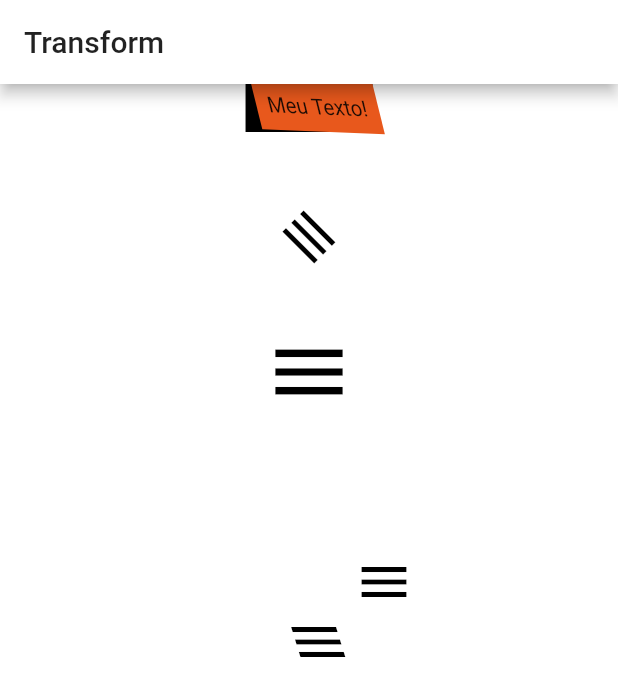
After one commit to charleslana/flutter_snippets, a Flutter app: the SnippetTransform screen opened directly, on a phone screen of 412 x 824 dp. The commit adds this screen. Shown: the top 696 px of the screen. Run offline on Flutter 3.47's test engine with Material 2 defaults, Android fonts, the phone set to English and light mode, and no system bars; our stand-ins replace shared_preferences; accounts and stored records are empty; generated files the repository leaves out were written again.

Commit message:
feat(snippets): update

```diff
--- a/lib/src/constants/app_constants.dart
+++ b/lib/src/constants/app_constants.dart
@@ -81,4 +81,5 @@ class AppConstants {
       'widget_animated_default_text_style';
   static final txtSnippetWidgetCustomPaint = 'widget_custom_paint';
   static final txtSnippetWidgetRotatingCircle = 'widget_rotating_circle';
+  static final txtSnippetWidgetTransform = 'widget_transform';
 }
--- a/lib/src/l10n/app_en.arb
+++ b/lib/src/l10n/app_en.arb
@@ -122,5 +122,6 @@
     "menuAnimationAnimatedDefaultTextStyle": "AnimatedDefaultTextStyle",
     "menuAnimationCustomPaint": "CustomPaint",
     "menuAnimationRotatingCircle": "RotatingCircle",
+    "menuAnimationTransform": "Transform",
     "tipRotatedBox": "The RotatedBox widget is used to rotate its child by a integral number of quarter turns. It is used to orient it’s child widgets into either horizontal or vertical orientation. Furthermore, it is very lightweight and can be used for designing various UI as it gives flexibility to the user over the Design of the app."
 }
--- a/lib/src/l10n/app_es.arb
+++ b/lib/src/l10n/app_es.arb
@@ -104,5 +104,6 @@
     "menuAnimationAnimatedDefaultTextStyle": "AnimatedDefaultTextStyle",
     "menuAnimationCustomPaint": "CustomPaint",
     "menuAnimationRotatingCircle": "RotatingCircle",
+    "menuAnimationTransform": "Transformar",
     "tipRotatedBox": "El widget RotatedBox se utiliza para rotar a su hijo en un número entero de cuartos de vuelta. Se utiliza para orientar los widgets secundarios en orientación horizontal o vertical. Además, es muy liviano y se puede usar para diseñar varias UI, ya que brinda flexibilidad al usuario sobre el diseño de la aplicación."
 }
--- a/lib/src/l10n/app_pt.arb
+++ b/lib/src/l10n/app_pt.arb
@@ -104,5 +104,6 @@
     "menuAnimationAnimatedDefaultTextStyle": "AnimatedDefaultTextStyle",
     "menuAnimationCustomPaint": "CustomPaint",
     "menuAnimationRotatingCircle": "RotatingCircle",
+    "menuAnimationTransform": "Transformar",
     "tipRotatedBox": "O widget RotatedBox é usado para girar seu filho por um número inteiro de quartos de volta. Ele é usado para orientar seus widgets filhos na orientação horizontal ou vertical. Além disso, é muito leve e pode ser usado para projetar várias interfaces do usuário, pois dá flexibilidade ao usuário em relação ao design do aplicativo."
 }
--- /dev/null
+++ b/lib/src/snippets/snippet_transform.dart
@@ -0,0 +1,78 @@
+import 'dart:math' as math;
+
+import 'package:flutter/material.dart';
+
+class SnippetTransform extends StatelessWidget {
+  const SnippetTransform({Key? key}) : super(key: key);
+
+  @override
+  Widget build(BuildContext context) {
+    return Scaffold(
+      appBar: AppBar(
+        title: Text('Transform'),
+        automaticallyImplyLeading: false,
+      ),
+      body: Container(
+        width: double.infinity,
+        child: SingleChildScrollView(
+          child: Column(
+            children: [
+              Container(
+                color: Colors.black,
+                child: Transform(
+                  alignment: Alignment.topRight,
+                  transform: Matrix4.skewY(0.3)..rotateZ(-math.pi / 12.0),
+                  child: Container(
+                    padding: EdgeInsets.all(8.0),
+                    color: Color(0xffe8581c),
+                    child: Text('Meu Texto!'),
+                  ),
+                ),
+              ),
+              SizedBox(
+                height: 50,
+              ),
+              Transform.rotate(
+                angle: math.pi / 4,
+                child: Icon(
+                  Icons.menu,
+                  size: 40,
+                ),
+              ),
+              SizedBox(
+                height: 50,
+              ),
+              Transform.scale(
+                scale: 1.5,
+                child: Icon(
+                  Icons.menu,
+                  size: 40,
+                ),
+              ),
+              SizedBox(
+                height: 50,
+              ),
+              Transform.translate(
+                offset: Offset(50, 50),
+                child: Icon(
+                  Icons.menu,
+                  size: 40,
+                ),
+              ),
+              SizedBox(
+                height: 50,
+              ),
+              Transform(
+                transform: Matrix4.skewX(0.3),
+                child: Icon(
+                  Icons.menu,
+                  size: 40,
+                ),
+              ),
+            ],
+          ),
+        ),
+      ),
+    );
+  }
+}
```
Also changed, not shown: assets/snippets/widget_transform.txt (added, +93 -0 lines), lib/src/pages/snippet_animations.dart (+14 -0 lines).
